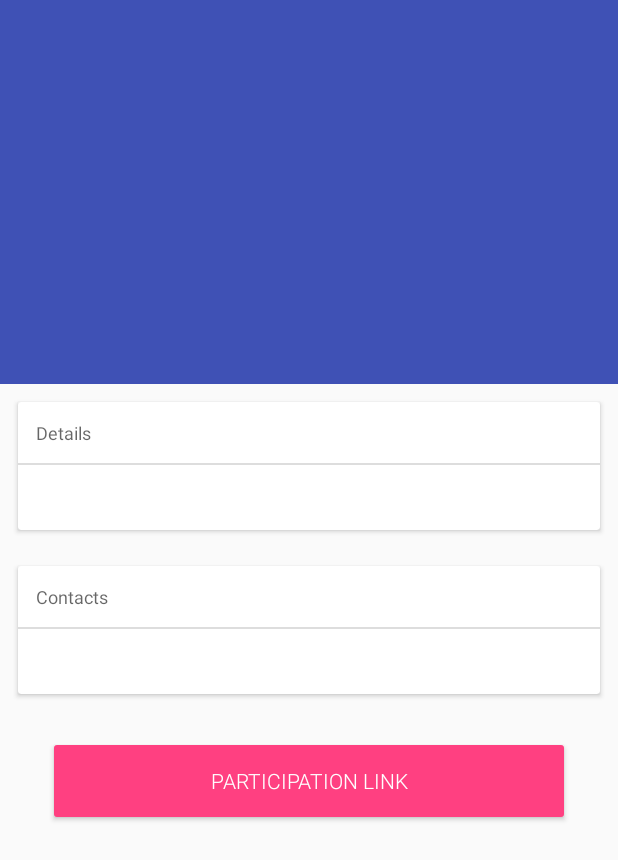
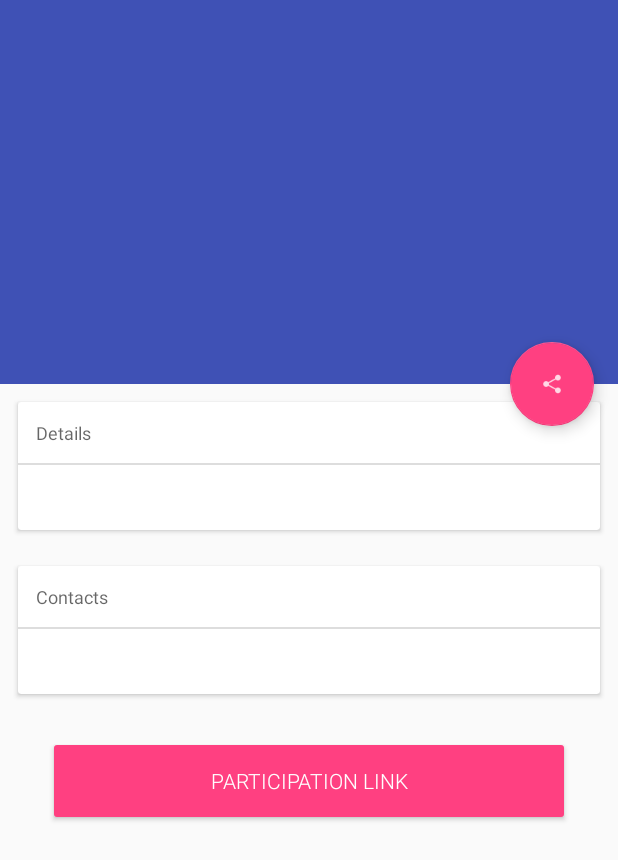
Before and after one commit to anandbibek/Advaitam-2016, an Android app: the layout activity_details.xml on its own in the app's theme, with its tools: preview values and no code run, on a phone screen of 412 x 824 dp. Shown: the top 860 px of the screen. Run offline under Robolectric (Android 15) with nearby library versions, the phone set to English and light mode, and no system bars; network calls fail.

Commit message:
FAB share

```diff
--- a/app/src/main/java/in/ac/nita/advaitam/DetailsActivity.java
+++ b/app/src/main/java/in/ac/nita/advaitam/DetailsActivity.java
@@ -5,6 +5,7 @@ import android.net.Uri;
 import android.os.Bundle;
 import android.support.design.widget.CollapsingToolbarLayout;
 import android.support.design.widget.CoordinatorLayout;
+import android.support.design.widget.FloatingActionButton;
 import android.support.v7.app.AppCompatActivity;
 import android.support.v7.widget.AppCompatButton;
 import android.support.v7.widget.Toolbar;
@@ -22,7 +23,7 @@ public class DetailsActivity extends AppCompatActivity {
     ImageView headerImage;
     TextView detailView,contactView;
     AppCompatButton linkButton;
-    //FloatingActionButton fabBtn;
+    FloatingActionButton fabBtn;
 
     @Override
     protected void onCreate(Bundle savedInstanceState) {
@@ -42,13 +43,13 @@ public class DetailsActivity extends AppCompatActivity {
     private void initInstances() {
 
         rootLayout = (CoordinatorLayout) findViewById(R.id.rootLayout);
-        /*fabBtn = (FloatingActionButton) findViewById(R.id.fabBtn);
+        fabBtn = (FloatingActionButton) findViewById(R.id.fab);
         fabBtn.setOnClickListener(new View.OnClickListener() {
             @Override
             public void onClick(View v) {
 
             }
-        });*/
+        });
 
         headerImage = (ImageView)findViewById(R.id.headerImage);
         detailView = (TextView)findViewById(R.id.details);
--- a/app/src/main/res/layout/activity_details.xml
+++ b/app/src/main/res/layout/activity_details.xml
@@ -11,6 +11,7 @@
         android:layout_height="match_parent">
 
         <android.support.design.widget.AppBarLayout
+            android:id="@+id/app_bar"
             android:layout_width="match_parent"
             android:layout_height="@dimen/app_bar_height"
             android:theme="@style/ThemeOverlay.AppCompat.Dark.ActionBar">
@@ -75,6 +76,15 @@
 
         </android.support.v4.widget.NestedScrollView>
 
+        <android.support.design.widget.FloatingActionButton
+            android:id="@+id/fab"
+            android:layout_width="wrap_content"
+            android:layout_height="wrap_content"
+            android:layout_margin="@dimen/fab_margin"
+            app:layout_anchor="@id/app_bar"
+            app:layout_anchorGravity="bottom|end"
+            android:src="@drawable/ic_action_share"/>
+
     </android.support.design.widget.CoordinatorLayout>
 
 </android.support.v4.widget.DrawerLayout>
```
Also changed, not shown: app/src/main/res/drawable-hdpi/ic_action_share.png (added), app/src/main/res/drawable-mdpi/ic_action_share.png (added), app/src/main/res/drawable-xhdpi/ic_action_share.png (added), app/src/main/res/drawable-xxhdpi/ic_action_share.png (added).
